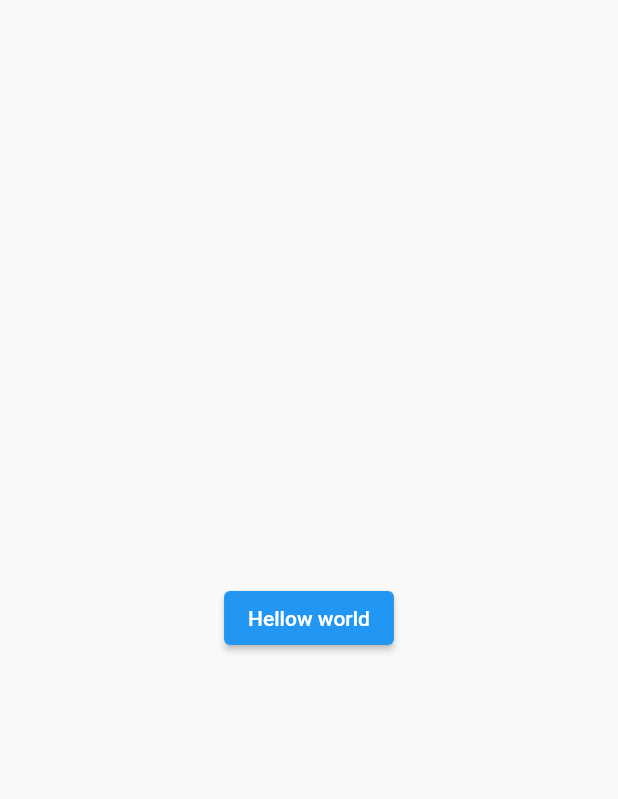
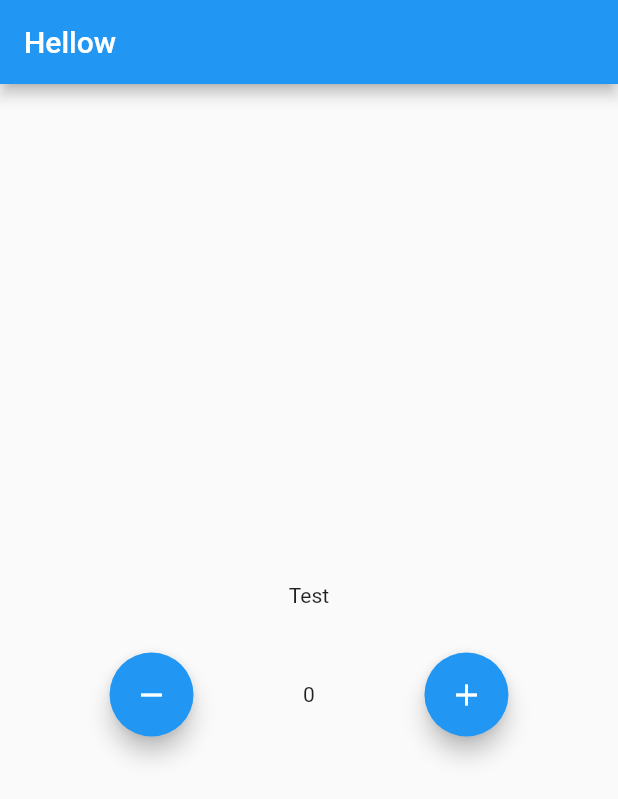
Before and after one commit to Chandrasekarchan/flutter_basics, a Flutter app: the screen it shows after launch, on a phone screen of 412 x 824 dp. Shown: the top 799 px of the screen. Run offline on Flutter 3.47's test engine with Material 2 defaults, Android fonts, the phone set to English and light mode, and no system bars; drawn by our look-alikes of oktoast; our stand-ins replace dio, firebase_auth, firebase_core, get, isar, mvc_pattern and 3 more; missing offline and left inert: lecle_downloads_path_provider, qr_code_scanner; accounts and stored records are empty; generated files the repository leaves out were written again.

Commit message:
mvc pattern added

```diff
--- a/lib/main.dart
+++ b/lib/main.dart
@@ -4,6 +4,7 @@ import 'package:flutter/material.dart';
 import 'package:isar/isar.dart';
 import 'package:oktoast/oktoast.dart';
 import 'package:simple_scanner/model/qr_model.dart';
+import 'package:simple_scanner/mvc/view.dart';
 import 'package:simple_scanner/pages/download_file.dart';
 import 'package:simple_scanner/pages/home_page.dart';
 import 'package:simple_scanner/pages/login/login_page.dart';
@@ -50,7 +51,7 @@ class MyApp extends StatelessWidget {
           theme: ThemeData(
             primarySwatch: Colors.blue,
           ),
-          home: const FileDownloader(),
+          home: const MvcView(),
         );
 
       }),
--- /dev/null
+++ b/lib/mvc/controller.dart
@@ -0,0 +1,27 @@
+import 'package:mvc_pattern/mvc_pattern.dart';
+
+import 'model.dart';
+
+
+class Controller extends ControllerMVC {
+  factory Controller() {
+    _this ??= Controller._();
+    return _this!;
+  }
+  static Controller? _this;
+
+  Controller._();
+
+
+
+  int get counter => Model.counter;
+  void incrementCounter() {
+    /// The Controller knows how to 'talk to' the Model. It knows the name, but Model does the work.
+    Model.incrementCounter();
+  }
+
+  void decrementCounter() {
+    /// The Controller knows how to 'talk to' the Model. It knows the name, but Model does the work.
+    Model.decrementCounter();
+  }
+}
--- /dev/null
+++ b/lib/mvc/model.dart
@@ -0,0 +1,7 @@
+class Model {
+  static int _counter = 0;
+  static int get counter => _counter;
+
+  static int incrementCounter() => ++_counter;
+  static int decrementCounter() => _counter--;
+}
--- /dev/null
+++ b/lib/mvc/view.dart
@@ -0,0 +1,64 @@
+import 'package:flutter/material.dart';
+
+import 'controller.dart';
+
+class MvcView extends StatefulWidget {
+  const MvcView({Key? key}) : super(key: key);
+
+  @override
+  State<MvcView> createState() => _MvcViewState();
+}
+
+class _MvcViewState extends State<MvcView> {
+  final String title = 'MVC Demo';
+  final String title1 = 'Push Buttons to increase and decrease value.';
+  final Controller _con = Controller();
+  @override
+  Widget build(BuildContext context) {
+    return  Scaffold(
+      appBar: AppBar(
+        // Here we take the value from the MyHomePage object that was created by
+        // the App.build method, and use it to set our appbar title.
+        title: Text("Hellow"),
+      ),
+      body: Center(
+        child: Column(
+          mainAxisAlignment: MainAxisAlignment.center,
+          children: <Widget>[
+            const Padding(
+              padding: EdgeInsets.only(bottom: 30.0),
+              child: Text(
+                "Test"
+              ),
+            ),
+            Row(
+              mainAxisAlignment: MainAxisAlignment.spaceEvenly,
+              children: <Widget>[FloatingActionButton(
+                onPressed: () {
+                  setState(
+                      _con.decrementCounter
+                  );
+                },
+                tooltip: 'Decrement',
+                child: Icon(Icons.remove),
+              ),Text(
+                _con!=null?
+                '${_con.counter}':"hi",
+              ),FloatingActionButton(
+                onPressed: () {
+                  setState(
+                      _con.incrementCounter
+                  );
+                },
+                tooltip: 'Increment',
+                child: Icon(Icons.add),
+              ),],
+            ),
+          ],
+        ),
+      ),
+
+
+    );
+  }
+}
--- a/lib/pages/download_file.dart
+++ b/lib/pages/download_file.dart
@@ -35,11 +35,12 @@ class _FileDownloaderState extends State<FileDownloader> {
             print("count: $count , total: $total");
             int percentage = ((count / total) * 100).floor();
             _progress.value = percentage.toDouble();
+
           }).then((value){
             Navigator.pop(context);
             final bytes = value.data;
             saveFile(url, bytes).then((value){
-              OpenFilex.open(value.path);
+            //  OpenFilex.open(value.path);
             });
           });
 
@@ -56,14 +57,17 @@ class _FileDownloaderState extends State<FileDownloader> {
           return SizedBox(
             height: 50,
             width: 50,
+            child: Center(
               child: ClipRRect(
                   borderRadius: BorderRadius.all(Radius.circular(10)),
                   child: ValueListenableBuilder(
                     valueListenable: _progress,
                     builder: (BuildContext context, double value, Widget? child) {
-                    return LinearProgressIndicator(minHeight: 15,value: _progress.value,);
+                      print("progressValue: ${value}");
+                      return LinearProgressIndicator(minHeight: 15,value: value,backgroundColor: Colors.grey,valueColor: AlwaysStoppedAnimation<Color>(Colors.red),);
                     },
                   )),
+            ),
           );
         });
   }
--- a/pubspec.yaml
+++ b/pubspec.yaml
@@ -49,6 +49,7 @@ dependencies:
   dio: ^4.0.6
   open_filex: ^4.3.2
   lecle_downloads_path_provider: ^0.0.2+8
+  mvc_pattern: ^8.12.0
 
 
 dev_dependencies:
```
Also changed, not shown: pubspec.lock, 1 other file. Lines whose indentation alone changed are shown as unchanged.
